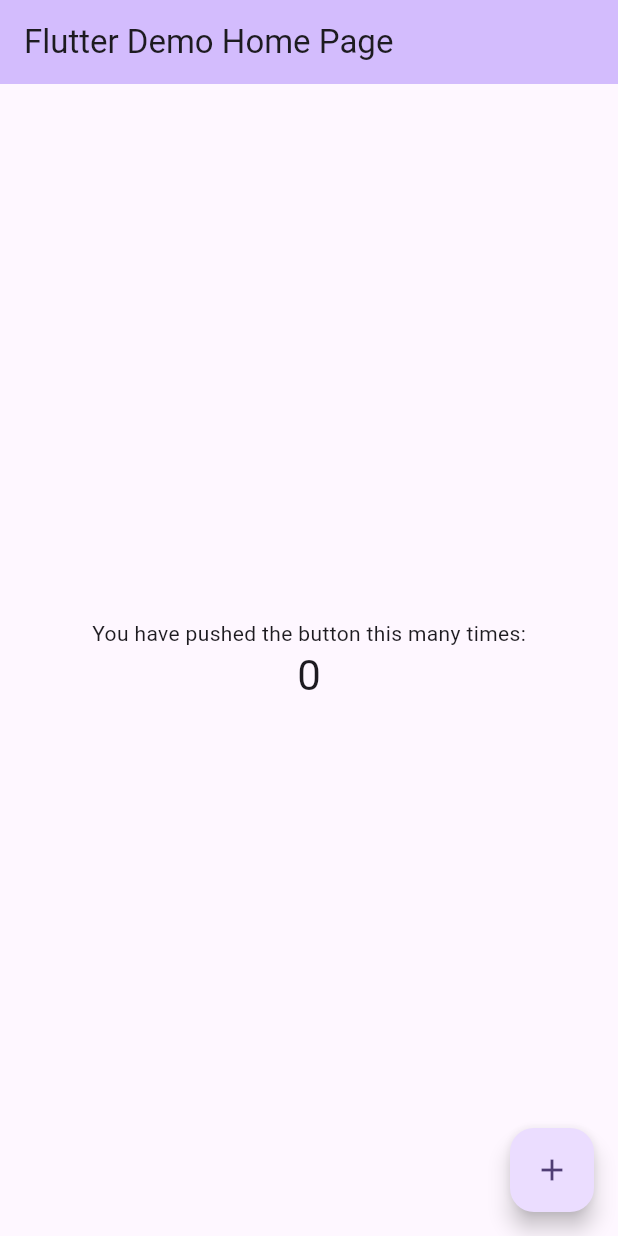
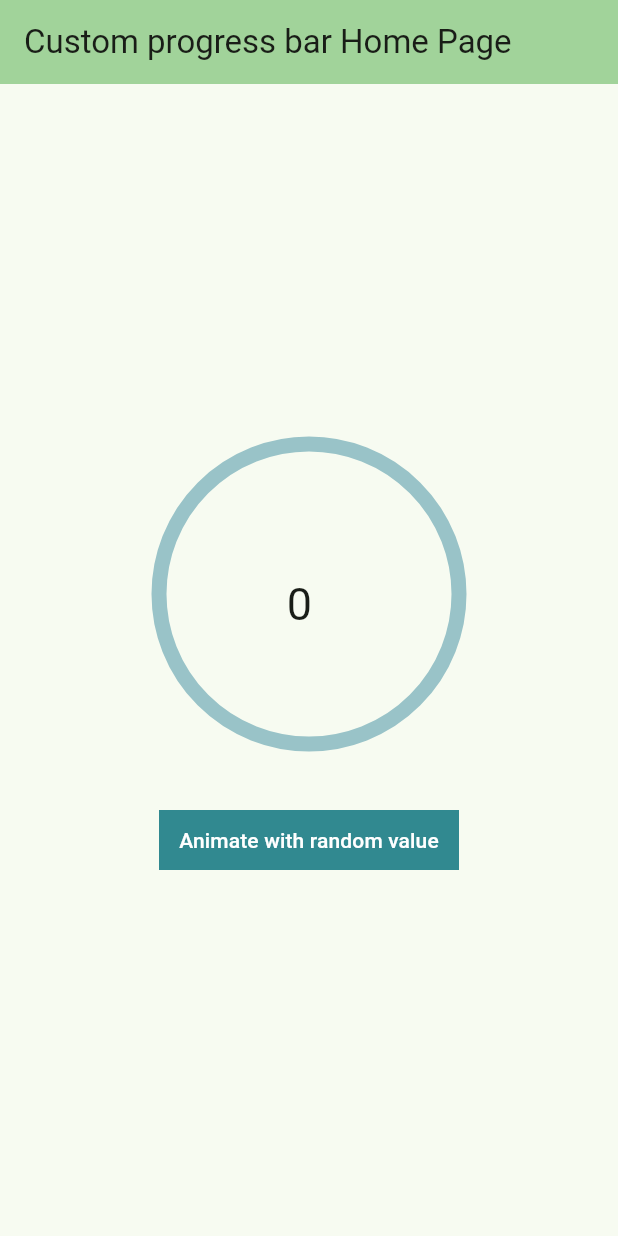
Before and after one commit to arkadi4/flutter_learning_apps, a Flutter app: the screen it shows after launch, on a phone screen of 412 x 824 dp. Run offline on Flutter 3.47's test engine with Material 2 defaults, Android fonts, the phone set to English and light mode, and no system bars.

Commit message:
feat: custom progress bar is done (Wed Aug 30 13:46:42 RTZ 2023)

```diff
--- /dev/null
+++ b/work_with_design_8_custom_progress_bar/lib/custom_progress_bar.dart
@@ -0,0 +1,38 @@
+
+
+import 'dart:math';
+import 'package:flutter/material.dart';
+
+class CustomProgressBar extends CustomPainter {
+  double progress;
+
+  CustomProgressBar({
+    required this.progress
+  });
+
+  @override
+  void paint(Canvas canvas, Size size) {
+
+    final paint1 = Paint();
+    paint1.color = Color.fromRGBO(153, 195, 200, 1);
+    paint1.style = PaintingStyle.stroke;
+    paint1.strokeWidth = 10;
+    canvas.drawCircle(Offset(size.width/2, size.width/2), size.width/2, paint1);
+
+    final paint2 = Paint();
+    paint2.color = Color.fromRGBO(49, 137, 144, 1);
+    paint2.style = PaintingStyle.stroke;
+    paint2.strokeWidth = 20;
+    canvas.drawArc(
+      Rect.fromCircle(center: Offset(size.width/2, size.width/2), radius: size.width/2),
+      -pi/2,
+      2*pi * progress,
+      false,
+      paint2);
+  }
+
+  @override
+  bool shouldRepaint(covariant CustomProgressBar oldDelegate) {
+    return true;
+  }
+}
--- a/work_with_design_8_custom_progress_bar/lib/main.dart
+++ b/work_with_design_8_custom_progress_bar/lib/main.dart
@@ -1,52 +1,37 @@
+import 'dart:math';
 import 'package:flutter/material.dart';
+import 'package:provider/provider.dart';
+import 'package:work_with_design_8_custom_progress_bar/custom_progress_bar.dart';
+import 'package:work_with_design_8_custom_progress_bar/view_model.dart';
 
 void main() {
-  runApp(const MyApp());
+  runApp(
+    ChangeNotifierProvider(
+      create: (context) => ViewModel(progress: 0), // Random().nextInt(100)/100
+      child: const MyApp()
+    )
+  );
 }
 
 class MyApp extends StatelessWidget {
   const MyApp({super.key});
 
-  // This widget is the root of your application.
   @override
   Widget build(BuildContext context) {
+
     return MaterialApp(
-      title: 'Flutter Demo',
+      title: 'Custom progress bar',
       theme: ThemeData(
-        // This is the theme of your application.
-        //
-        // TRY THIS: Try running your application with "flutter run". You'll see
-        // the application has a blue toolbar. Then, without quitting the app,
-        // try changing the seedColor in the colorScheme below to Colors.green
-        // and then invoke "hot reload" (save your changes or press the "hot
-        // reload" button in a Flutter-supported IDE, or press "r" if you used
-        // the command line to start the app).
-        //
-        // Notice that the counter didn't reset back to zero; the application
-        // state is not lost during the reload. To reset the state, use hot
-        // restart instead.
-        //
-        // This works for code too, not just values: Most code changes can be
-        // tested with just a hot reload.
-        colorScheme: ColorScheme.fromSeed(seedColor: Colors.deepPurple),
+        colorScheme: ColorScheme.fromSeed(seedColor: Colors.green),
         useMaterial3: true,
       ),
-      home: const MyHomePage(title: 'Flutter Demo Home Page'),
+      home: const MyHomePage(title: 'Custom progress bar Home Page'),
     );
   }
 }
 
-class MyHomePage extends StatefulWidget {
+class MyHomePage extends StatefulWidget  {
   const MyHomePage({super.key, required this.title});
-
-  // This widget is the home page of your application. It is stateful, meaning
-  // that it has a State object (defined below) that contains fields that affect
-  // how it looks.
-
-  // This class is the configuration for the state. It holds the values (in this
-  // case the title) provided by the parent (in this case the App widget) and
-  // used by the build method of the State. Fields in a Widget subclass are
-  // always marked "final".
 
   final String title;
 
@@ -54,72 +39,79 @@
   State<MyHomePage> createState() => _MyHomePageState();
 }
 
-class _MyHomePageState extends State<MyHomePage> {
-  int _counter = 0;
+class _MyHomePageState extends State<MyHomePage> with TickerProviderStateMixin {
 
-  void _incrementCounter() {
-    setState(() {
-      // This call to setState tells the Flutter framework that something has
-      // changed in this State, which causes it to rerun the build method below
-      // so that the display can reflect the updated values. If we changed
-      // _counter without calling setState(), then the build method would not be
-      // called again, and so nothing would appear to happen.
-      _counter++;
+  late AnimationController _animationController;
+
+  @override
+  void initState() {
+    super.initState();
+
+    _animationController = AnimationController(
+      vsync: this,
+      duration: const Duration(seconds: 2),
+    );
+    _animationController.addListener(() {
+      setState(() {});
     });
   }
 
   @override
   Widget build(BuildContext context) {
-    // This method is rerun every time setState is called, for instance as done
-    // by the _incrementCounter method above.
-    //
-    // The Flutter framework has been optimized to make rerunning build methods
-    // fast, so that you can just rebuild anything that needs updating rather
-    // than having to individually change instances of widgets.
+    ViewModel viewModel = context.watch<ViewModel>();
     return Scaffold(
       appBar: AppBar(
-        // TRY THIS: Try changing the color here to a specific color (to
-        // Colors.amber, perhaps?) and trigger a hot reload to see the AppBar
-        // change color while the other colors stay the same.
         backgroundColor: Theme.of(context).colorScheme.inversePrimary,
-        // Here we take the value from the MyHomePage object that was created by
-        // the App.build method, and use it to set our appbar title.
         title: Text(widget.title),
       ),
       body: Center(
-        // Center is a layout widget. It takes a single child and positions it
-        // in the middle of the parent.
         child: Column(
-          // Column is also a layout widget. It takes a list of children and
-          // arranges them vertically. By default, it sizes itself to fit its
-          // children horizontally, and tries to be as tall as its parent.
-          //
-          // Column has various properties to control how it sizes itself and
-          // how it positions its children. Here we use mainAxisAlignment to
-          // center the children vertically; the main axis here is the vertical
-          // axis because Columns are vertical (the cross axis would be
-          // horizontal).
-          //
-          // TRY THIS: Invoke "debug painting" (choose the "Toggle Debug Paint"
-          // action in the IDE, or press "p" in the console), to see the
-          // wireframe for each widget.
           mainAxisAlignment: MainAxisAlignment.center,
           children: <Widget>[
-            const Text(
-              'You have pushed the button this many times:',
+            Stack(
+              children: [
+                Container(
+                  width: 200,
+                  height: 200,
+                  child: CustomPaint(
+                    painter: CustomProgressBar(
+                      progress: _animationController.value,
+                    ),
+                  ),
+                ),
+                Positioned(
+                  top: 85,
+                  left: 85,
+                  child: Text(
+                    '${(viewModel.progress * 100).toInt()}',
+                    style: const TextStyle(
+                      fontSize: 30,
+                    ),
+                  )
+                ),
+              ],
             ),
-            Text(
-              '$_counter',
-              style: Theme.of(context).textTheme.headlineMedium,
+            const SizedBox(height: 40,),
+            TextButton(
+              onPressed: ()  {
+                viewModel.progress = Random().nextInt(100)/100;
+                _animationController.reset();
+                _animationController.forward();
+                _animationController.animateTo(viewModel.progress);
+              },
+              style: const ButtonStyle(
+                backgroundColor: MaterialStatePropertyAll(Color.fromRGBO(49, 137, 144, 1)),
+                foregroundColor: MaterialStatePropertyAll(Color.fromRGBO(255, 255, 255, 1)),
+                shape: MaterialStatePropertyAll(
+                  RoundedRectangleBorder(borderRadius: BorderRadius.zero)
+                ),
+                minimumSize: MaterialStatePropertyAll(Size(200, 40)),
+              ),
+              child: const Text('Animate with random value')
             ),
           ],
         ),
       ),
-      floatingActionButton: FloatingActionButton(
-        onPressed: _incrementCounter,
-        tooltip: 'Increment',
-        child: const Icon(Icons.add),
-      ), // This trailing comma makes auto-formatting nicer for build methods.
     );
   }
 }
--- /dev/null
+++ b/work_with_design_8_custom_progress_bar/lib/view_model.dart
@@ -0,0 +1,9 @@
+
+
+import 'package:flutter/material.dart';
+
+class ViewModel extends ChangeNotifier {
+
+  double progress;
+  ViewModel({required this.progress});
+}
--- a/work_with_design_8_custom_progress_bar/pubspec.yaml
+++ b/work_with_design_8_custom_progress_bar/pubspec.yaml
@@ -35,6 +35,7 @@ dependencies:
   # The following adds the Cupertino Icons font to your application.
   # Use with the CupertinoIcons class for iOS style icons.
   cupertino_icons: ^1.0.2
+  provider: ^6.0.5
 
 dev_dependencies:
   flutter_test:
```
Also changed, not shown: work_with_design_8_custom_progress_bar/pubspec.lock.
